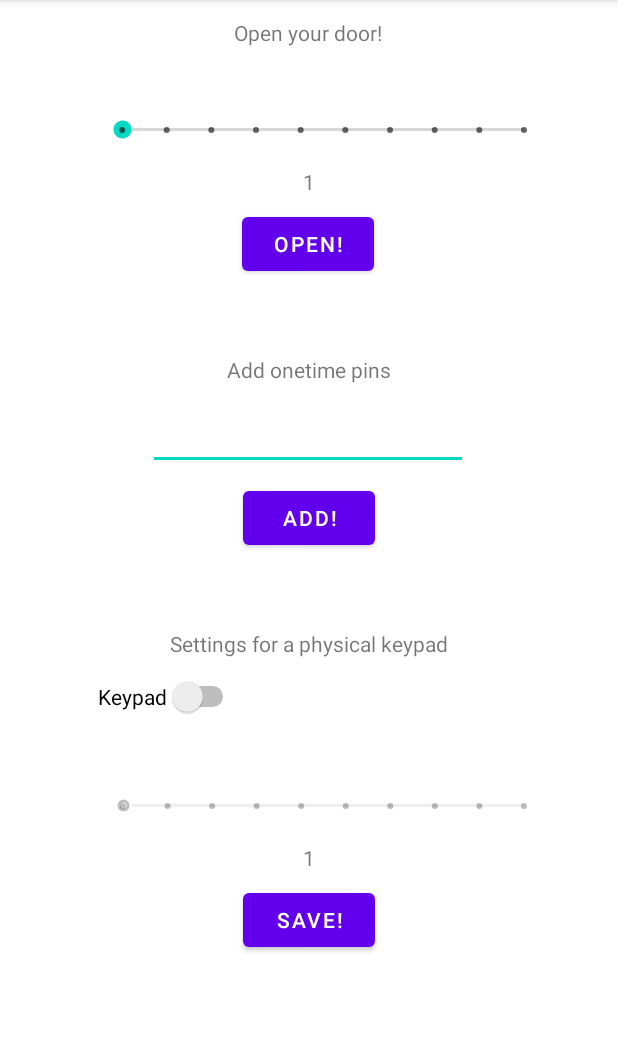
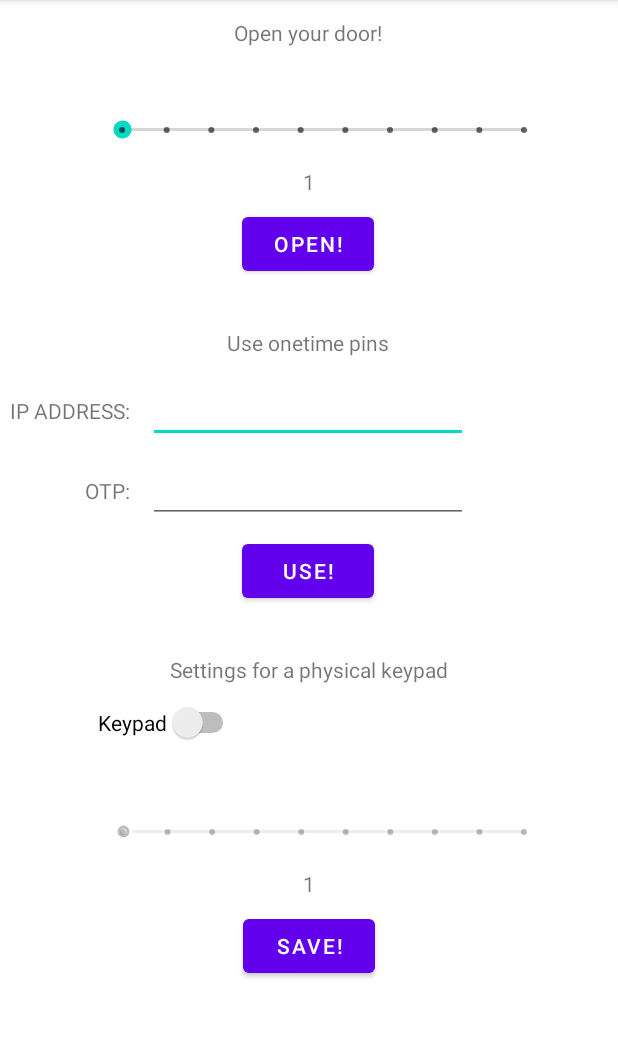
Before and after one commit to NikomitK/DoorOpener, an Android app: the OpenActivity screen opened directly, with no data from a screen before it, on a phone screen of 412 x 824 dp, the part 84-1122 px from its top. Run offline under Robolectric (Android 15) with nearby library versions, the phone set to English and light mode, and no system bars; network calls fail; 2 statements that could not run were skipped.

Commit message:
added otp implementation

```diff
--- a/app/src/main/res/layout/activity_open.xml
+++ b/app/src/main/res/layout/activity_open.xml
@@ -114,20 +114,20 @@
     <TextView
         android:id="@+id/textView4"
         android:layout_width="wrap_content"
-        android:layout_height="wrap_content"
-        android:layout_marginTop="50dp"
+        android:layout_height="0dp"
+        android:layout_marginTop="32dp"
         android:text="Settings for a physical keypad"
         app:layout_constraintEnd_toEndOf="parent"
         app:layout_constraintStart_toStartOf="parent"
-        app:layout_constraintTop_toBottomOf="@+id/button" />
+        app:layout_constraintTop_toBottomOf="@+id/buttonUseOtp" />
 
     <EditText
-        android:id="@+id/editTextTextPersonName"
+        android:id="@+id/textOnetimeAddress"
         android:layout_width="wrap_content"
         android:layout_height="wrap_content"
         android:layout_marginTop="12dp"
         android:ems="10"
-        android:inputType="number"
+        android:inputType="text"
         app:layout_constraintEnd_toEndOf="parent"
         app:layout_constraintHorizontal_bias="0.497"
         app:layout_constraintStart_toStartOf="parent"
@@ -137,19 +137,51 @@
         android:id="@+id/textView5"
         android:layout_width="wrap_content"
         android:layout_height="wrap_content"
-        android:layout_marginTop="50dp"
-        android:text="Add onetime pins"
+        android:layout_marginTop="32dp"
+        android:text="Use onetime pins"
         app:layout_constraintEnd_toEndOf="parent"
+        app:layout_constraintHorizontal_bias="0.498"
         app:layout_constraintStart_toStartOf="parent"
         app:layout_constraintTop_toBottomOf="@+id/openButton" />
 
     <Button
-        android:id="@+id/button"
+        android:id="@+id/buttonUseOtp"
         android:layout_width="wrap_content"
         android:layout_height="wrap_content"
         android:layout_marginTop="8dp"
-        android:text="add!"
+        android:text="use!"
         app:layout_constraintEnd_toEndOf="parent"
+        app:layout_constraintHorizontal_bias="0.498"
         app:layout_constraintStart_toStartOf="parent"
-        app:layout_constraintTop_toBottomOf="@+id/editTextTextPersonName" />
+        app:layout_constraintTop_toBottomOf="@+id/textOnetimePin" />
+
+    <EditText
+        android:id="@+id/textOnetimePin"
+        android:layout_width="wrap_content"
+        android:layout_height="45dp"
+        android:layout_marginTop="8dp"
+        android:ems="10"
+        android:inputType="number"
+        app:layout_constraintStart_toStartOf="@+id/textOnetimeAddress"
+        app:layout_constraintTop_toBottomOf="@+id/textOnetimeAddress" />
+
+    <TextView
+        android:id="@+id/textView6"
+        android:layout_width="wrap_content"
+        android:layout_height="wrap_content"
+        android:layout_marginEnd="12dp"
+        android:layout_marginBottom="12dp"
+        android:text="IP ADDRESS:"
+        app:layout_constraintBottom_toBottomOf="@+id/textOnetimeAddress"
+        app:layout_constraintEnd_toStartOf="@+id/textOnetimeAddress" />
+
+    <TextView
+        android:id="@+id/textView7"
+        android:layout_width="wrap_content"
+        android:layout_height="wrap_content"
+        android:layout_marginEnd="12dp"
+        android:layout_marginBottom="12dp"
+        android:text="OTP:"
+        app:layout_constraintBottom_toBottomOf="@+id/textOnetimePin"
+        app:layout_constraintEnd_toStartOf="@+id/textOnetimePin" />
 </androidx.constraintlayout.widget.ConstraintLayout>
```
